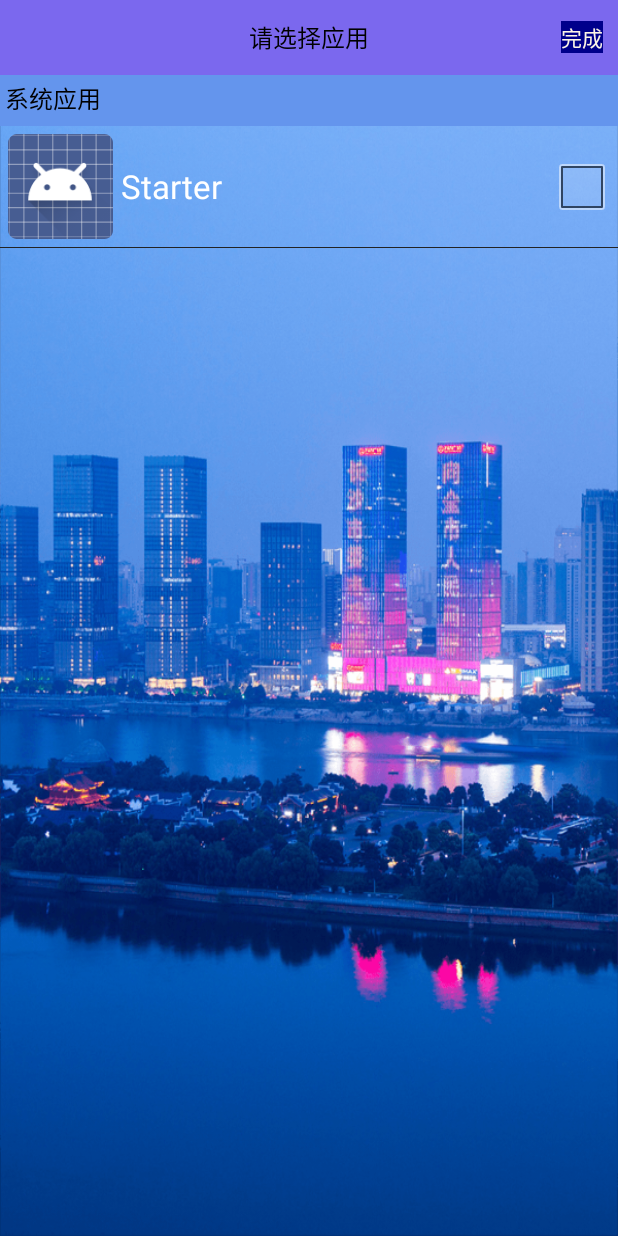
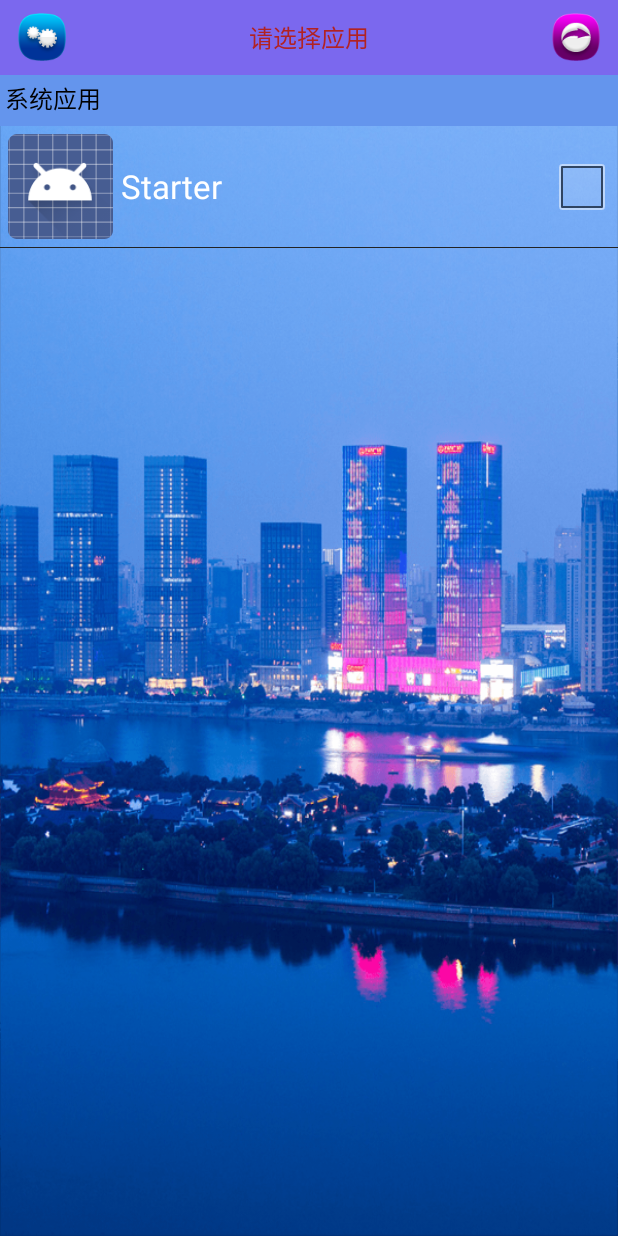
Before and after one commit to xiaoxiaomuou/ListenBookSpace, an Android app: the SelectAppActivity screen opened directly, with no data from a screen before it, on a phone screen of 412 x 824 dp. Run offline under Robolectric (Android 15) with nearby library versions, the phone set to English and light mode, and no system bars.

Commit message:
正式版1.0

```diff
--- a/starter/src/main/java/net/aiweimob/www/starter/activity/HomeActivity.java
+++ b/starter/src/main/java/net/aiweimob/www/starter/activity/HomeActivity.java
@@ -263,6 +263,8 @@ public class HomeActivity extends Activity implements AdapterView.OnItemClickLis
         createDesktopLayout();
         act = this;
 
+        Log.i("onResume","oncreate执行了");
+
         pm = act.getPackageManager();//获得了包管理器
 
         ivShezhi = (ImageView) findViewById(R.id.iv_sz);
@@ -286,7 +288,7 @@ public class HomeActivity extends Activity implements AdapterView.OnItemClickLis
         super.onResume();
         // 通知gridView 数据发生变化了，就会将屏幕显示的每个条目都刷新一次，即，调用getView方法
 
-        Log.i("fxcClick","fxcClick触发了onResume");
+        Log.i("onResume","onResume执行了");
         adapter.notifyDataSetChanged();
     }
 
--- a/starter/src/main/java/net/aiweimob/www/starter/activity/SelectAppActivity.java
+++ b/starter/src/main/java/net/aiweimob/www/starter/activity/SelectAppActivity.java
@@ -5,13 +5,13 @@ import android.app.ProgressDialog;
 import android.content.Intent;
 import android.os.Bundle;
 import android.os.Handler;
+import android.provider.Settings;
 import android.util.Log;
 import android.view.View;
 import android.view.ViewGroup;
 import android.widget.AbsListView;
 import android.widget.AdapterView;
 import android.widget.BaseAdapter;
-import android.widget.Button;
 import android.widget.CheckBox;
 import android.widget.ImageView;
 import android.widget.ListView;
@@ -46,12 +46,18 @@ public class SelectAppActivity extends Activity{
     /**
      * selectFinish 选择完成的按钮
      */
-    private Button btnFinish;
+    private ImageView ivFinish;
 
     /**
      * 固定的小标题
      */
     private TextView tvSubTitle;
+
+    /**
+     * 系统设置启动按钮
+     * @param savedInstanceState
+     */
+    private ImageView ivSystem;
 
     @Override
     protected void onCreate(Bundle savedInstanceState) {
@@ -63,14 +69,16 @@ public class SelectAppActivity extends Activity{
 
         tvSubTitle = (TextView) findViewById(R.id.tv_sub_title);
 
-        btnFinish = (Button) findViewById(R.id.btn_finish);
+        ivFinish = (ImageView) findViewById(R.id.iv_finish);
+
+        ivSystem = (ImageView) findViewById(R.id.ivSystem);
 
         ctx = this;
 
         initTitle();
 
         proDlg  = new ProgressDialog(this);
-        proDlg.setMessage("努力获取Ing....请稍候...");
+        proDlg.setMessage("努力获取中....请稍候...");
 
         fillData();
 
@@ -83,6 +91,42 @@ public class SelectAppActivity extends Activity{
         // 下面一句，就只能记下来了，否则是收不到广播的。
         filter.addDataScheme("package");
         registerReceiver(uninstallReceiver, filter);*/
+        /**
+         * 完成按钮的点击事件
+         */
+        ivFinish.setOnClickListener(new View.OnClickListener() {
+            @Override
+            public void onClick(View v) {
+
+                Log.i("ivFinish","ivFinish被点击了");
+                /**
+                 * 先清空原本的sp
+                 */
+                PrefUtils.setString(ctx,MyConstace.key_is_select_app,"");
+
+
+                /**
+                 * 保存选择的程序包名到sp
+                 */
+                saveToSp();
+
+                /**
+                 * 跳转到HomeActivity
+                 */
+                Intent intent = new Intent(ctx,HomeActivity.class);
+                startActivity(intent);
+            }
+        });
+
+        ivSystem.setOnClickListener(new View.OnClickListener() {
+            @Override
+            public void onClick(View v) {
+
+                Log.i("ivFinish","ivSystem被点击了");
+                Intent intent = new Intent(Settings.ACTION_SETTINGS);//系统设置界面
+                startActivity(intent);
+            }
+        });
 
     }
 
@@ -161,26 +205,6 @@ public class SelectAppActivity extends Activity{
             }
         });
 
-    }
-    /**
-     * 完成按钮的点击事件
-     */
-    public void selectFinish(View view){
-        /**
-         * 先清空原本的sp
-         */
-        PrefUtils.setString(ctx,MyConstace.key_is_select_app,"");
-
-        /**
-         * 保存选择的程序包名到sp
-         */
-        saveToSp();
-
-        /**
-         * 跳转到HomeActivity
-         */
-        Intent intent = new Intent(this,HomeActivity.class);
-        startActivity(intent);
     }
 
     /**
--- a/starter/src/main/res/layout/activity_select_app.xml
+++ b/starter/src/main/res/layout/activity_select_app.xml
@@ -11,24 +11,33 @@
         android:layout_height="wrap_content"
         android:background="#7B68EE"
         >
+        <ImageView
+            android:id="@+id/ivSystem"
+            android:layout_marginLeft="10dp"
+            android:layout_width="wrap_content"
+            android:layout_height="wrap_content"
+            android:layout_alignParentLeft="true"
+            android:layout_centerVertical="true"
+            android:src="@mipmap/settings"
+            />
+
         <TextView
             android:layout_width="match_parent"
             android:layout_height="50dp"
-            android:textColor="#000000"
+            android:textColor="#B22222"
             android:textSize="16sp"
             android:gravity="center"
             android:text="请选择应用" />
-        <Button
-            android:id="@+id/btn_finish"
-            android:onClick="selectFinish"
-            android:background="#00008B"
+
+        <ImageView
+            android:id="@+id/iv_finish"
             android:layout_centerVertical="true"
             android:layout_marginRight="10dp"
-            android:text="完成"
-            android:textColor="#FDF5E6"
             android:layout_alignParentRight="true"
             android:layout_width="wrap_content"
-            android:layout_height="wrap_content" />
+            android:layout_height="wrap_content"
+            android:src="@mipmap/complete"
+            />
 
 
     </RelativeLayout>
```
Also changed, not shown: starter/src/main/res/mipmap-xhdpi/complete.png (added), starter/src/main/res/mipmap-xhdpi/settings.png (added).
